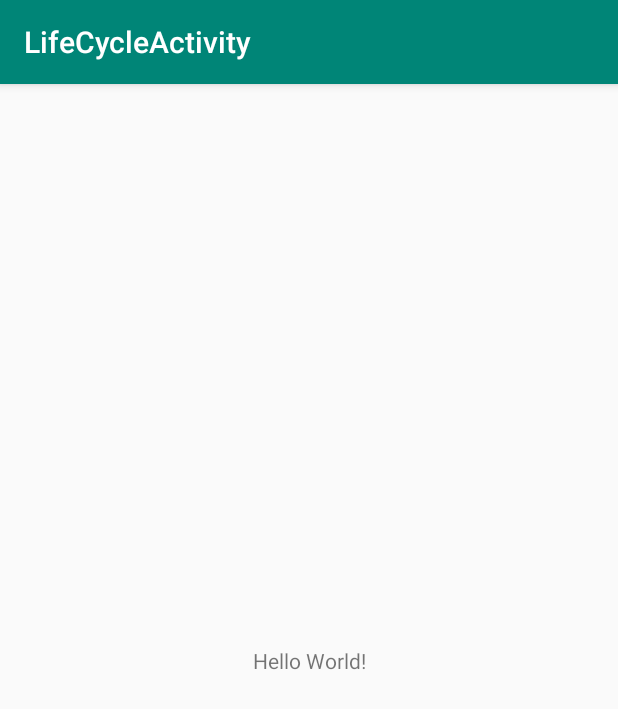
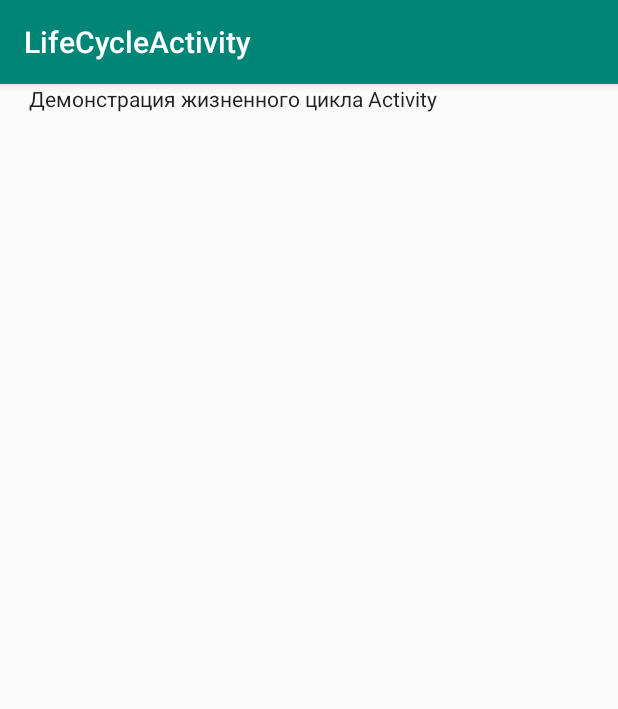
Before and after one commit to apetrovskiy/GeekAndroidBasic, an Android app: the screen it shows after launch (MainActivity before the commit, LifeCycleActivity after it), on a phone screen of 412 x 824 dp. Shown: the top 709 px of the screen. Run offline under Robolectric (Android 15) with nearby library versions, the phone set to English and light mode, and no system bars.

Commit message:
Lesson 02 finished

```diff
--- a/Lesson_02/LifeCycleActivity/app/src/main/AndroidManifest.xml
+++ b/Lesson_02/LifeCycleActivity/app/src/main/AndroidManifest.xml
@@ -9,7 +9,7 @@
         android:roundIcon="@mipmap/ic_launcher_round"
         android:supportsRtl="true"
         android:theme="@style/AppTheme">
-        <activity android:name=".MainActivity">
+        <activity android:name=".LifeCycleActivity">
             <intent-filter>
                 <action android:name="android.intent.action.MAIN" />
 
--- /dev/null
+++ b/Lesson_02/LifeCycleActivity/app/src/main/java/ru/geekbrains/lifecycleactivity/LifeCycleActivity.java
@@ -0,0 +1,77 @@
+package ru.geekbrains.lifecycleactivity;
+
+import android.os.PersistableBundle;
+import android.support.v7.app.AppCompatActivity;
+import android.os.Bundle;
+import android.widget.Toast;
+
+public class LifeCycleActivity extends AppCompatActivity {
+
+    @Override
+    protected void onCreate(Bundle savedInstanceState) {
+        super.onCreate(savedInstanceState);
+        setContentView(R.layout.activity_life_cycle);
+        String instanceState;
+        if (null == savedInstanceState) {
+            instanceState = "Первый запуск!";
+        } else {
+            instanceState = "Повторный запуск!";
+        }
+        showActivityStatus(instanceState + " - onCreate()");
+    }
+
+    @Override
+    protected void onStart() {
+        super.onStart();
+        showActivityStatus("onStart()");
+    }
+
+    @Override
+    protected void onRestoreInstanceState(Bundle savedInstanceState) {
+        super.onRestoreInstanceState(savedInstanceState);
+        showActivityStatus("Повторный запуск!! - onRestoreInstanceState()");
+    }
+
+    @Override
+    protected void onResume() {
+        super.onResume();
+        showActivityStatus("onResume()");
+    }
+
+    @Override
+    protected void onPause() {
+        super.onPause();
+        showActivityStatus("onPause()");
+    }
+
+    @Override
+    public void onSaveInstanceState(Bundle outState, PersistableBundle outPersistentState) {
+        super.onSaveInstanceState(outState, outPersistentState);
+        showActivityStatus("onSaveInstanceState()");
+    }
+
+    @Override
+    protected void onStop() {
+        super.onStop();
+        showActivityStatus("onStop()");
+    }
+
+    @Override
+    protected void onRestart() {
+        super.onRestart();
+        showActivityStatus("onRestart()");
+    }
+
+    @Override
+    protected void onDestroy() {
+        super.onDestroy();
+        showActivityStatus("onDestroy()");
+    }
+
+    private void showActivityStatus(String s) {
+        Toast.makeText(
+                getApplicationContext(),
+                s,
+                Toast.LENGTH_SHORT).show();
+    }
+}
--- a/Lesson_02/LifeCycleActivity/app/src/main/java/ru/geekbrains/lifecycleactivity/MainActivity.java
+++ /dev/null
@@ -1,13 +0,0 @@
-package ru.geekbrains.lifecycleactivity;
-
-import android.support.v7.app.AppCompatActivity;
-import android.os.Bundle;
-
-public class MainActivity extends AppCompatActivity {
-
-    @Override
-    protected void onCreate(Bundle savedInstanceState) {
-        super.onCreate(savedInstanceState);
-        setContentView(R.layout.activity_main);
-    }
-}
--- a/Lesson_02/LifeCycleActivity/app/src/main/res/layout/activity_main.xml
+++ b/Lesson_02/LifeCycleActivity/app/src/main/res/layout/activity_life_cycle.xml
@@ -4,15 +4,19 @@
     xmlns:tools="http://schemas.android.com/tools"
     android:layout_width="match_parent"
     android:layout_height="match_parent"
-    tools:context=".MainActivity">
+    tools:context=".LifeCycleActivity">
 
     <TextView
-        android:layout_width="wrap_content"
-        android:layout_height="wrap_content"
-        android:text="Hello World!"
-        app:layout_constraintBottom_toBottomOf="parent"
+        android:id="@+id/textView"
+        android:layout_width="372dp"
+        android:layout_height="130dp"
+        android:layout_marginLeft="8dp"
+        android:layout_marginRight="8dp"
+        android:text="Демонстрация жизненного цикла Activity"
+        android:textAppearance="@style/TextAppearance.AppCompat"
         app:layout_constraintLeft_toLeftOf="parent"
         app:layout_constraintRight_toRightOf="parent"
-        app:layout_constraintTop_toTopOf="parent" />
+        tools:layout_editor_absoluteY="174dp"
+        app:layout_constraintHorizontal_bias="0.46" />
 
 </android.support.constraint.ConstraintLayout>
```
